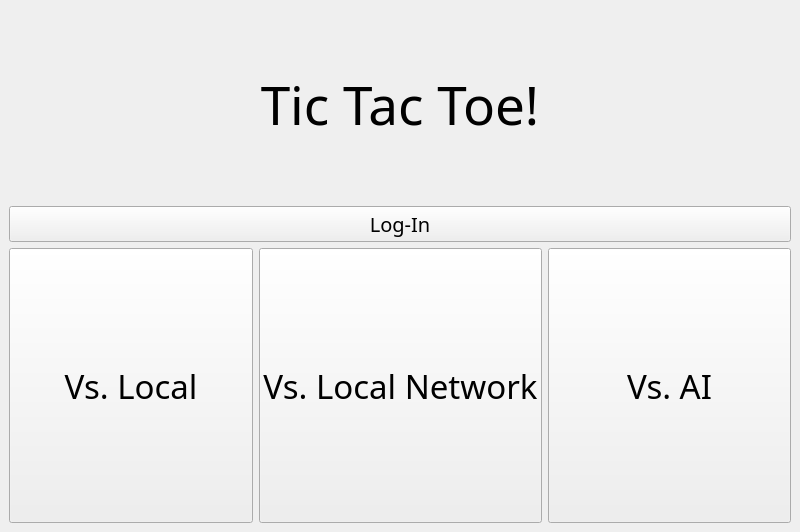
Creator-K999/TicTacToe-GUI-VERSION, file Dep/ui/main_menu_window.ui: the form before one commit.
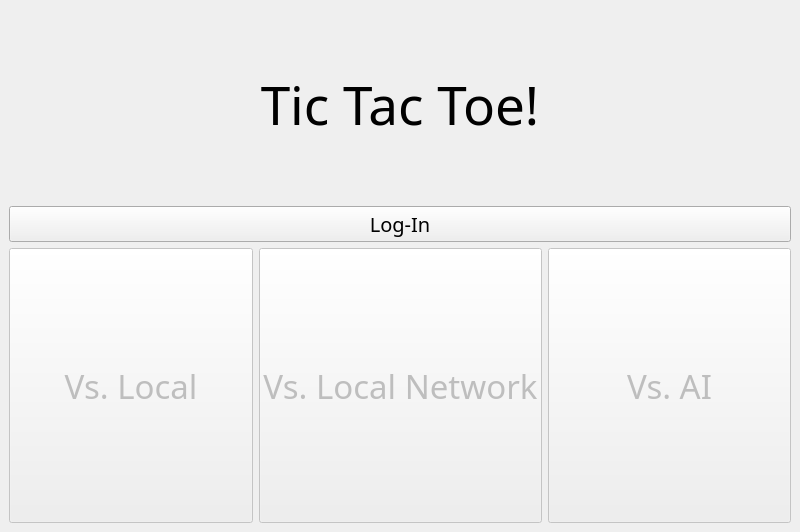
The form after the commit.

Commit message: - MainMenu buttons now are disabled until the user logs-in

The edit to the form file:
```diff
--- a/Dep/ui/main_menu_window.ui
+++ b/Dep/ui/main_menu_window.ui
@@ -21,6 +21,9 @@
        <layout class="QGridLayout" name="gridLayout_4">
         <item row="0" column="1">
          <widget class="QPushButton" name="pushButton_2">
+          <property name="enabled">
+           <bool>false</bool>
+          </property>
           <property name="sizePolicy">
            <sizepolicy hsizetype="Minimum" vsizetype="Maximum">
             <horstretch>0</horstretch>
@@ -46,6 +49,9 @@
         </item>
         <item row="0" column="0">
          <widget class="QPushButton" name="local_game_button">
+          <property name="enabled">
+           <bool>false</bool>
+          </property>
           <property name="sizePolicy">
            <sizepolicy hsizetype="Minimum" vsizetype="Maximum">
             <horstretch>0</horstretch>
@@ -71,6 +77,9 @@
         </item>
         <item row="0" column="2">
          <widget class="QPushButton" name="pushButton_3">
+          <property name="enabled">
+           <bool>false</bool>
+          </property>
           <property name="sizePolicy">
            <sizepolicy hsizetype="Minimum" vsizetype="Maximum">
             <horstretch>0</horstretch>
```
The commit also changes 2 other files.
